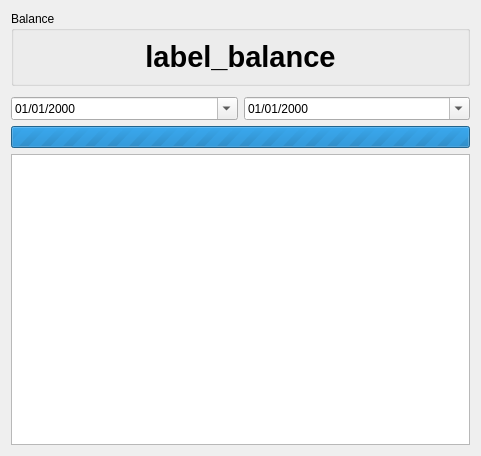
First picture: the form in res/ui/transactions_tab.ui, repository duniter/sakia, before the edit.
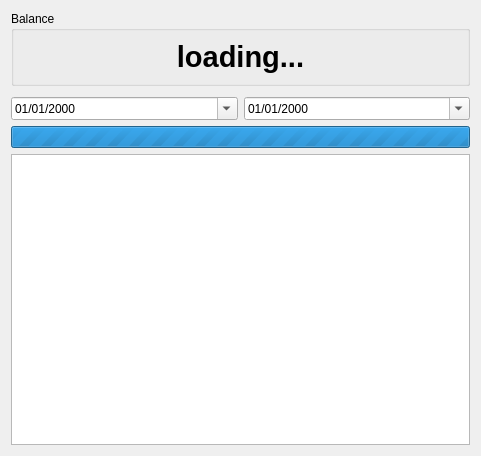
Second picture: the form after the edit.

Commit message: Fix text "label_balance" displayed while loading account balance

What changed in the file:
```diff
--- a/res/ui/transactions_tab.ui
+++ b/res/ui/transactions_tab.ui
@@ -30,7 +30,7 @@
          </font>
         </property>
         <property name="text">
-         <string>label_balance</string>
+         <string>loading...</string>
         </property>
         <property name="alignment">
          <set>Qt::AlignHCenter|Qt::AlignTop</set>
```
The commit also changes 1 other file.
